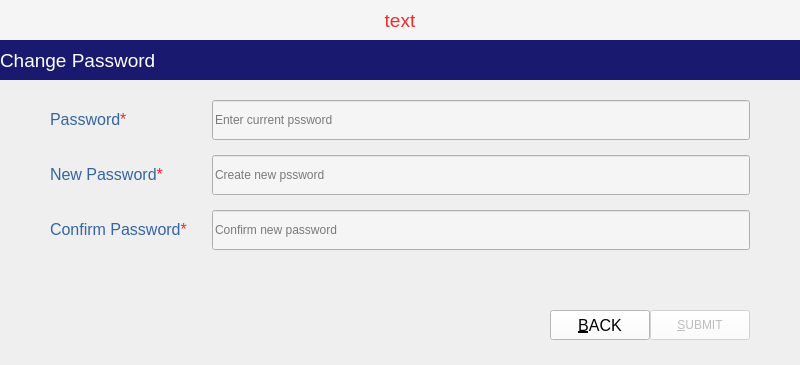
mosleuddin/ExpenseTracker, file ui_files/credentials.ui: the form before one commit.
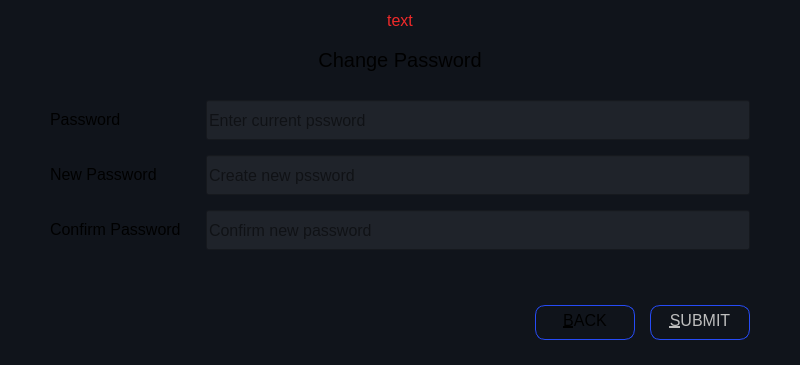
The form after the commit. Icons and pictures are not drawn.

Patch:
```diff
--- a/ui_files/credentials.ui
+++ b/ui_files/credentials.ui
@@ -32,7 +32,9 @@
    </size>
   </property>
   <property name="font">
-   <font/>
+   <font>
+    <pointsize>-1</pointsize>
+   </font>
   </property>
   <property name="windowTitle">
    <string>Expense Tracker</string>
@@ -42,7 +44,54 @@
     <normaloff>:/icons/expense_tracker_sm.png</normaloff>:/icons/expense_tracker_sm.png</iconset>
   </property>
   <property name="styleSheet">
-   <string notr="true"/>
+   <string notr="true">*{
+     background-color :#10141b;
+	color:rgba(255, 255, 255, .5);
+	font-size: 16px;
+
+}
+
+#labelMessage{
+	color: rgb(239, 41, 41);
+}
+
+
+#labelHeading{
+	color: rgba(.06, 140, 140, 1);
+	font-size: 20px;
+}
+
+QLineEdit{
+            background-color :#1f232a;
+            color:rgba(0, 255, 255, .60);
+            height: 30px;
+        }
+
+QPushButton{
+    background-color:#10141b;
+ 	color:rgba(0, 255, 0, .50);
+    width: 75px;
+	height: 18px;
+	text-align: center;
+	padding: 5px, 10px;
+	border: 1px solid #264BF6;
+	border-radius: 10px;
+
+}
+
+QPushButton::hover{
+	background-color: rgba(0, 0, 255, .30);
+     color: rgba(255, 255, 255, .50);
+}
+
+QPushButton::disabled{
+	background-color: rgba(0, 0, 0, .50);
+     color: rgba(255, 255, 255, .50);
+}
+ 
+        
+
+</string>
   </property>
   <layout class="QVBoxLayout" name="verticalLayout">
    <property name="spacing">
@@ -76,12 +125,11 @@
      </property>
      <property name="font">
       <font>
-       <pointsize>14</pointsize>
+       <pointsize>-1</pointsize>
       </font>
      </property>
      <property name="styleSheet">
-      <string notr="true">color: rgb(241, 42, 42);
-background-color: rgb(245, 245, 245);</string>
+      <string notr="true"/>
      </property>
      <property name="text">
       <string>text</string>
@@ -110,20 +158,19 @@
      </property>
      <property name="font">
       <font>
-       <pointsize>14</pointsize>
+       <pointsize>-1</pointsize>
        <bold>false</bold>
        <underline>false</underline>
       </font>
      </property>
      <property name="styleSheet">
-      <string notr="true">color: rgb(255, 255, 255);
-background-color: rgb(25, 25, 112);</string>
+      <string notr="true"/>
      </property>
      <property name="text">
       <string>Change Password</string>
      </property>
      <property name="alignment">
-      <set>Qt::AlignLeading|Qt::AlignLeft|Qt::AlignVCenter</set>
+      <set>Qt::AlignCenter</set>
      </property>
      <property name="margin">
       <number>10</number>
@@ -160,15 +207,15 @@
        </property>
        <property name="font">
         <font>
-         <pointsize>12</pointsize>
+         <pointsize>-1</pointsize>
          <bold>false</bold>
         </font>
        </property>
        <property name="styleSheet">
-        <string notr="true">color: rgb(32, 74, 135);</string>
+        <string notr="true"/>
        </property>
        <property name="text">
-        <string>&lt;html&gt;&lt;head/&gt;&lt;body&gt;&lt;p&gt;&lt;span style=&quot; color:#3465a4;&quot;&gt;Password&lt;/span&gt;&lt;span style=&quot; color:#ef2929;&quot;&gt;*&lt;/span&gt;&lt;/p&gt;&lt;/body&gt;&lt;/html&gt;</string>
+        <string>Password</string>
        </property>
        <property name="textFormat">
         <enum>Qt::RichText</enum>
@@ -187,14 +234,15 @@
         </size>
        </property>
        <property name="font">
-        <font/>
+        <font>
+         <pointsize>-1</pointsize>
+        </font>
        </property>
        <property name="statusTip">
         <string>username should be 4 to 12 characters long</string>
        </property>
        <property name="styleSheet">
-        <string notr="true">background-color: rgb(245,245,245);
-</string>
+        <string notr="true"/>
        </property>
        <property name="text">
         <string/>
@@ -220,16 +268,16 @@
        </property>
        <property name="font">
         <font>
-         <pointsize>12</pointsize>
+         <pointsize>-1</pointsize>
          <bold>false</bold>
          <underline>false</underline>
         </font>
        </property>
        <property name="styleSheet">
-        <string notr="true">color: rgb(32, 74, 135);</string>
+        <string notr="true"/>
        </property>
        <property name="text">
-        <string>&lt;html&gt;&lt;head/&gt;&lt;body&gt;&lt;p&gt;&lt;span style=&quot; color:#3465a4;&quot;&gt;New Password&lt;/span&gt;&lt;span style=&quot; color:#ef2929;&quot;&gt;*&lt;/span&gt;&lt;/p&gt;&lt;/body&gt;&lt;/html&gt;</string>
+        <string>New Password</string>
        </property>
        <property name="textFormat">
         <enum>Qt::RichText</enum>
@@ -248,14 +296,15 @@
         </size>
        </property>
        <property name="font">
-        <font/>
+        <font>
+         <pointsize>-1</pointsize>
+        </font>
        </property>
        <property name="statusTip">
         <string>username should be 4 to 12 characters long</string>
        </property>
        <property name="styleSheet">
-        <string notr="true">background-color: rgb(245,245,245);
-</string>
+        <string notr="true"/>
        </property>
        <property name="inputMask">
         <string/>
@@ -284,14 +333,14 @@
        </property>
        <property name="font">
         <font>
-         <pointsize>12</pointsize>
+         <pointsize>-1</pointsize>
         </font>
        </property>
        <property name="styleSheet">
-        <string notr="true">color: rgb(32, 74, 135);</string>
+        <string notr="true"/>
        </property>
        <property name="text">
-        <string>&lt;html&gt;&lt;head/&gt;&lt;body&gt;&lt;p&gt;&lt;span style=&quot; color:#3465a4;&quot;&gt;Confirm Password&lt;/span&gt;&lt;span style=&quot; color:#ef2929;&quot;&gt;*&lt;/span&gt;&lt;/p&gt;&lt;/body&gt;&lt;/html&gt;</string>
+        <string>Confirm Password</string>
        </property>
        <property name="textFormat">
         <enum>Qt::RichText</enum>
@@ -310,11 +359,12 @@
         </size>
        </property>
        <property name="font">
-        <font/>
+        <font>
+         <pointsize>-1</pointsize>
+        </font>
        </property>
        <property name="styleSheet">
-        <string notr="true">background-color: rgb(245,245,245);
-</string>
+        <string notr="true"/>
        </property>
        <property name="maxLength">
         <number>12</number>
@@ -332,7 +382,7 @@
    <item>
     <layout class="QHBoxLayout" name="horizontalLayout">
      <property name="spacing">
-      <number>0</number>
+      <number>15</number>
      </property>
      <property name="leftMargin">
       <number>50</number>
@@ -378,17 +428,17 @@
        </property>
        <property name="maximumSize">
         <size>
-         <width>100</width>
-         <height>30</height>
+         <width>16777215</width>
+         <height>16777215</height>
         </size>
        </property>
        <property name="font">
         <font>
-         <pointsize>12</pointsize>
+         <pointsize>-1</pointsize>
         </font>
        </property>
        <property name="styleSheet">
-        <string notr="true">background-color: rgb(255, 255, 255);</string>
+        <string notr="true"/>
        </property>
        <property name="text">
         <string>&amp;BACK</string>
@@ -412,15 +462,17 @@
        </property>
        <property name="maximumSize">
         <size>
-         <width>100</width>
-         <height>30</height>
+         <width>16777215</width>
+         <height>16777215</height>
         </size>
        </property>
        <property name="font">
-        <font/>
+        <font>
+         <pointsize>-1</pointsize>
+        </font>
        </property>
        <property name="styleSheet">
-        <string notr="true">background-color: rgb(255, 255, 255);</string>
+        <string notr="true"/>
        </property>
        <property name="text">
         <string>&amp;SUBMIT</string>
```
